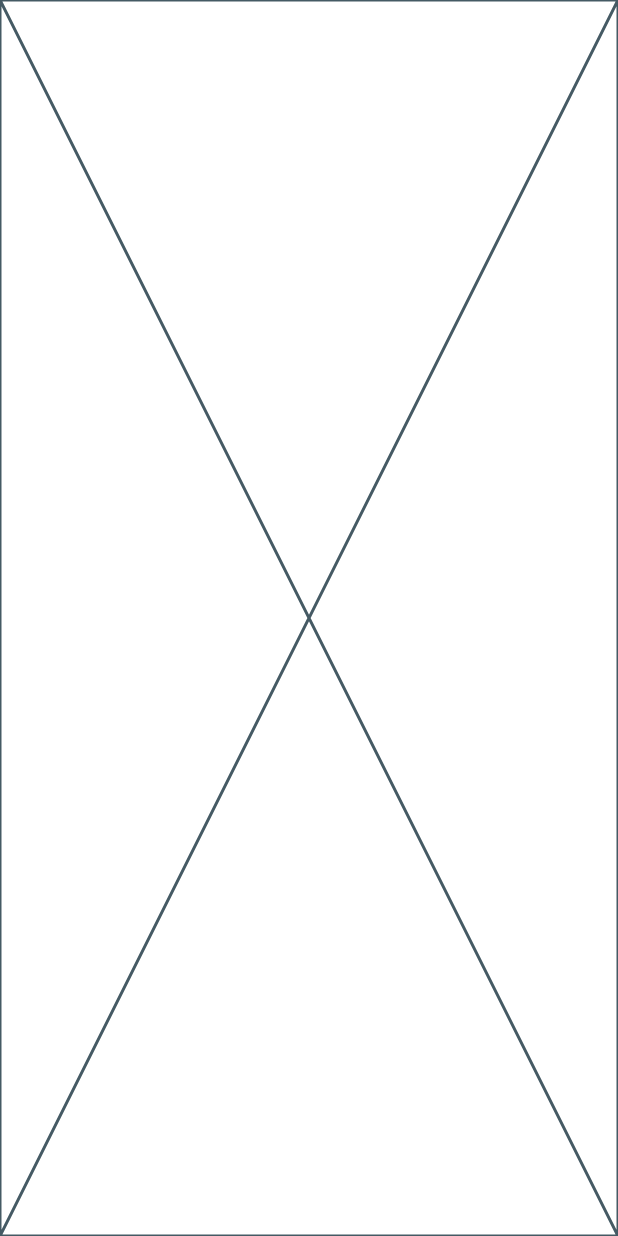
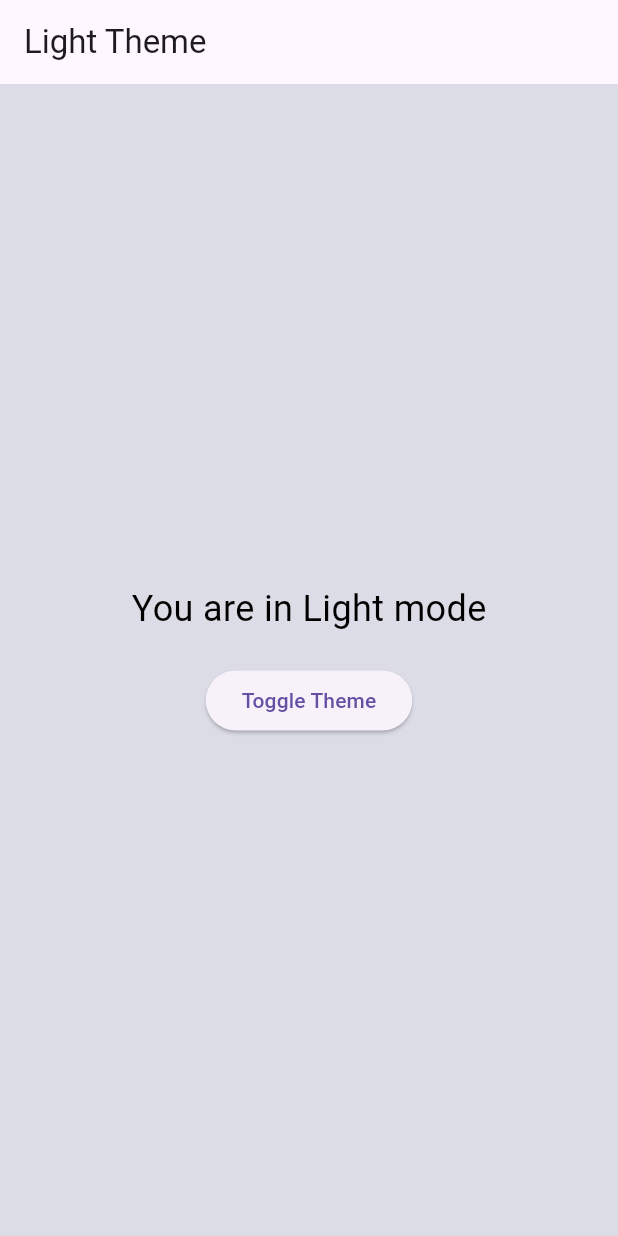
Before and after one commit to Vivek-Raghav/advance-grocery, a Flutter app: the screen it shows after launch, on a phone screen of 412 x 824 dp. Run offline on Flutter 3.47's test engine with Material 3 defaults, Android fonts, the phone set to English and light mode, and no system bars; our stand-ins replace flutter_riverpod.

Commit message:
Implement dark mode and light mode✅ , Demo page to check

```diff
--- /dev/null
+++ b/lib/consts/theme.dart
@@ -0,0 +1,144 @@
+import 'package:flutter/material.dart';
+
+class Styles {
+  static ThemeData themedata(bool isDarkTheme, BuildContext context) {
+    return ThemeData(
+      scaffoldBackgroundColor: isDarkTheme
+          ? const Color.fromARGB(255, 8, 8, 19)
+          : const Color.fromARGB(255, 220, 220, 230),
+      primaryColor: Colors.blue,
+      colorScheme: ThemeData().colorScheme.copyWith(
+          secondary: isDarkTheme
+              ? const Color.fromARGB(255, 8, 8, 19)
+              : const Color.fromARGB(255, 220, 220, 230),
+          brightness: isDarkTheme ? Brightness.dark : Brightness.light),
+      cardColor: isDarkTheme
+          ? const Color.fromARGB(255, 8, 8, 19)
+          : const Color.fromARGB(255, 220, 220, 230),
+      canvasColor: isDarkTheme ? Colors.black : Colors.grey[50],
+      buttonTheme: Theme.of(context).buttonTheme.copyWith(
+          colorScheme: isDarkTheme
+              ? const ColorScheme.dark()
+              : const ColorScheme.light()),
+      textTheme: TextTheme(
+        displayLarge:
+            TextStyle(color: isDarkTheme ? Colors.white : Colors.black),
+        displayMedium:
+            TextStyle(color: isDarkTheme ? Colors.white : Colors.black),
+        displaySmall:
+            TextStyle(color: isDarkTheme ? Colors.white : Colors.black),
+        headlineLarge:
+            TextStyle(color: isDarkTheme ? Colors.white : Colors.black),
+        headlineMedium:
+            TextStyle(color: isDarkTheme ? Colors.white : Colors.black),
+        headlineSmall:
+            TextStyle(color: isDarkTheme ? Colors.white : Colors.black),
+        titleLarge: TextStyle(color: isDarkTheme ? Colors.white : Colors.black),
+        titleMedium:
+            TextStyle(color: isDarkTheme ? Colors.white : Colors.black),
+        titleSmall: TextStyle(color: isDarkTheme ? Colors.white : Colors.black),
+        bodyLarge: TextStyle(color: isDarkTheme ? Colors.white : Colors.black),
+        bodyMedium: TextStyle(color: isDarkTheme ? Colors.white : Colors.black),
+        bodySmall: TextStyle(color: isDarkTheme ? Colors.white : Colors.black),
+        labelLarge: TextStyle(color: isDarkTheme ? Colors.white : Colors.black),
+        labelMedium:
+            TextStyle(color: isDarkTheme ? Colors.white : Colors.black),
+        labelSmall: TextStyle(color: isDarkTheme ? Colors.white : Colors.black),
+      ),
+    );
+  }
+}
+
+
+
+
+
+
+
+
+
+
+
+// ThemeData myCustomTheme = ThemeData(
+//         primarySwatch: Colors.blue
+//       );
+
+// ThemeData myCustomTheme = ThemeData(
+//   // ThemeData properties
+//   actionIconTheme: const ActionIconThemeData(),
+//   appBarTheme: const AppBarTheme(),
+//   applyElevationOverlayColor: true, // or false
+//   badgeTheme: const BadgeThemeData(),
+//   bannerTheme: const MaterialBannerThemeData(),
+//   bottomAppBarTheme: const BottomAppBarTheme(),
+//   bottomNavigationBarTheme: const BottomNavigationBarThemeData(),
+//   bottomSheetTheme: const BottomSheetThemeData(),
+//   brightness: Brightness.light, // or Brightness.dark
+//   buttonBarTheme: const ButtonBarThemeData(),
+//   buttonTheme: const ButtonThemeData(),
+//   canvasColor: Colors.grey,
+//   cardColor: Colors.white,
+//   cardTheme: const CardTheme(),
+//   checkboxTheme: const CheckboxThemeData(),
+//   chipTheme: const ChipThemeData(),
+//   dataTableTheme: const DataTableThemeData(),
+//   datePickerTheme: const DatePickerThemeData(),
+//   dialogBackgroundColor: Colors.white,
+//   dialogTheme: const DialogTheme(),
+//   disabledColor: Colors.grey,
+//   dividerColor: Colors.grey,
+//   dividerTheme: const DividerThemeData(),
+//   drawerTheme: const DrawerThemeData(),
+//   dropdownMenuTheme: const DropdownMenuThemeData(),
+//   elevatedButtonTheme: const ElevatedButtonThemeData(),
+//   expansionTileTheme: const ExpansionTileThemeData(),
+//   filledButtonTheme: const FilledButtonThemeData(),
+//   floatingActionButtonTheme: const FloatingActionButtonThemeData(),
+//   focusColor: Colors.blue,
+//   highlightColor: Colors.blue,
+//   hintColor: Colors.grey,
+//   hoverColor: Colors.blueGrey,
+//   iconButtonTheme: const IconButtonThemeData(),
+//   iconTheme: const IconThemeData(),
+//   indicatorColor: Colors.blue,
+//   inputDecorationTheme: const InputDecorationTheme(),
+//   listTileTheme: const ListTileThemeData(),
+//   materialTapTargetSize: MaterialTapTargetSize.padded,
+//   menuBarTheme: const MenuBarThemeData(),
+//   menuButtonTheme: const MenuButtonThemeData(),
+//   menuTheme: const MenuThemeData(),
+//   navigationBarTheme: const NavigationBarThemeData(),
+//   navigationDrawerTheme: const NavigationDrawerThemeData(),
+//   navigationRailTheme: const NavigationRailThemeData(),
+//   outlinedButtonTheme: const OutlinedButtonThemeData(),
+//   pageTransitionsTheme: const PageTransitionsTheme(),
+//   platform: TargetPlatform.android, // or iOS, fuchsia, etc.
+//   popupMenuTheme: const PopupMenuThemeData(),
+//   primaryColor: Colors.blue,
+//   primaryColorDark: Colors.blue[700],
+//   primaryColorLight: Colors.blue[300],
+//   primaryIconTheme: const IconThemeData(),
+//   primaryTextTheme: const TextTheme(),
+//   progressIndicatorTheme: const ProgressIndicatorThemeData(),
+//   radioTheme: const RadioThemeData(),
+//   scaffoldBackgroundColor: Colors.grey[50],
+//   scrollbarTheme: const ScrollbarThemeData(),
+//   searchBarTheme: const SearchBarThemeData(),
+//   searchViewTheme: const SearchViewThemeData(),
+//   secondaryHeaderColor: Colors.blueGrey,
+//   segmentedButtonTheme: const SegmentedButtonThemeData(),
+//   shadowColor: Colors.black,
+//   sliderTheme: const SliderThemeData(),
+//   snackBarTheme: const SnackBarThemeData(),
+//   splashColor: Colors.blueAccent,
+//   splashFactory: InkRipple.splashFactory,
+//   switchTheme: const SwitchThemeData(),
+//   tabBarTheme: const TabBarTheme(),
+//   textButtonTheme: const TextButtonThemeData(),
+//   textSelectionTheme: const TextSelectionThemeData(),
+//   textTheme: const TextTheme(),
+//   timePickerTheme: const TimePickerThemeData(),
+//   toggleButtonsTheme: const ToggleButtonsThemeData(),
+//   tooltipTheme: const TooltipThemeData(),
+//   // ... additional properties as needed
+// );
--- /dev/null
+++ b/lib/consts/theme_provider.dart
@@ -0,0 +1,9 @@
+import 'package:flutter_riverpod/flutter_riverpod.dart';
+
+final themeProvider = StateProvider<bool>((ref) {
+  return false;
+});
+
+void toggleTheme(WidgetRef ref) {
+  ref.read(themeProvider.notifier).state = !ref.read(themeProvider);
+}
--- a/lib/main.dart
+++ b/lib/main.dart
@@ -1,17 +1,32 @@
 import 'package:flutter/material.dart';
 import 'package:flutter/services.dart';
+import 'package:flutter_riverpod/flutter_riverpod.dart';
+import 'package:grocycart/consts/theme.dart';
+import 'consts/theme_provider.dart';
+import 'screens/home_screen.dart';
 
 void main() {
   WidgetsFlutterBinding.ensureInitialized();
   SystemChrome.setPreferredOrientations([DeviceOrientation.portraitUp]);
-  runApp(const MyApp());
+  runApp(const ProviderScope(child: MyApp()));
 }
 
-class MyApp extends StatelessWidget {
+class MyApp extends ConsumerStatefulWidget {
   const MyApp({super.key});
 
   @override
+  ConsumerState<ConsumerStatefulWidget> createState() => _MyAppState();
+}
+
+class _MyAppState extends ConsumerState<MyApp> {
+  @override
   Widget build(BuildContext context) {
-    return const Placeholder();
+    final isDarkTheme = ref.watch(themeProvider);
+    return MaterialApp(
+      debugShowCheckedModeBanner: false,
+      title: 'GrocyCart',
+      theme: Styles.themedata(isDarkTheme, context),
+      home: HomePage(),
+    );
   }
 }
--- /dev/null
+++ b/lib/screens/home_screen.dart
@@ -0,0 +1,34 @@
+import 'package:flutter/material.dart';
+import 'package:flutter_riverpod/flutter_riverpod.dart';
+
+import '../consts/theme_provider.dart'; // Import your Styles class
+
+class HomePage extends ConsumerWidget {
+  @override
+  Widget build(BuildContext context, WidgetRef ref) {
+    // This boolean will determine the current theme mode
+    final isDarkTheme = ref.watch(themeProvider);
+
+    return Scaffold(
+      appBar: AppBar(
+        title: Text(isDarkTheme ? 'Dark Theme' : 'Light Theme'),
+      ),
+      body: Center(
+        child: Column(
+          mainAxisAlignment: MainAxisAlignment.center,
+          children: [
+            Text(
+              'You are in ${isDarkTheme ? "Dark" : "Light"} mode',
+              style: TextStyle(fontSize: 24),
+            ),
+            SizedBox(height: 20),
+            ElevatedButton(
+              onPressed: () => toggleTheme(ref),
+              child: Text('Toggle Theme'),
+            ),
+          ],
+        ),
+      ),
+    );
+  }
+}
--- a/pubspec.yaml
+++ b/pubspec.yaml
@@ -1,4 +1,4 @@
-name: grocerywithadminpanel
+name: grocycart
 description: "A new Flutter project."
 # The following line prevents the package from being accidentally published to
 # pub.dev using `flutter pub publish`. This is preferred for private packages.
@@ -35,6 +35,8 @@ dependencies:
   # The following adds the Cupertino Icons font to your application.
   # Use with the CupertinoIcons class for iOS style icons.
   cupertino_icons: ^1.0.2
+  shared_preferences: ^2.2.2
+  flutter_riverpod: ^2.4.9
 
 dev_dependencies:
   flutter_test:
```
Also changed, not shown: pubspec.lock, 24 other files.
